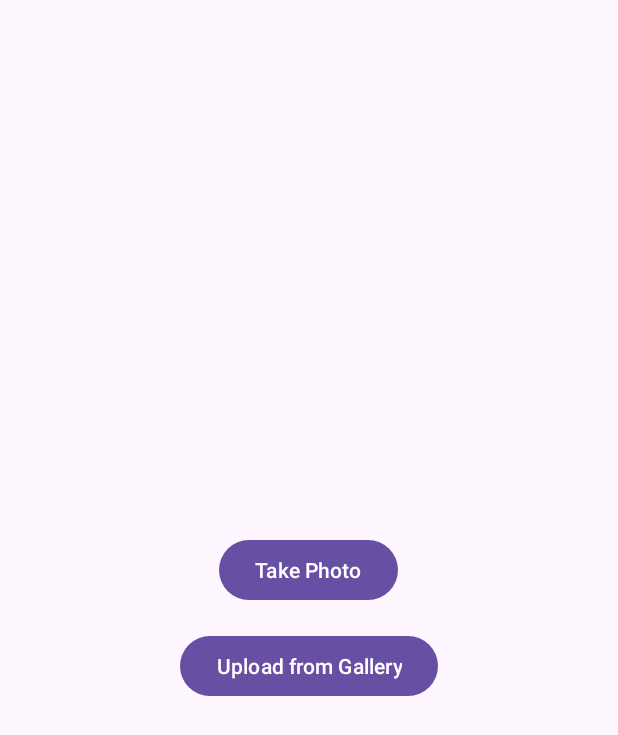
After one commit to SunHorizon/WildlifeTracker, an Android app: the layout fragment_camera_upload_choice.xml on its own in the app's theme, with its tools: preview values and no code run, on a phone screen of 412 x 824 dp. The commit adds this screen. Shown: the top 735 px of the screen. Run offline under Robolectric (Android 15) with nearby library versions, the phone set to English and light mode, and no system bars.

Commit message:
added camera capture

```diff
--- /dev/null
+++ b/app/src/main/res/layout/fragment_camera_upload_choice.xml
@@ -0,0 +1,24 @@
+<LinearLayout xmlns:android="http://schemas.android.com/apk/res/android"
+    android:layout_width="match_parent"
+    android:orientation="vertical"
+    android:gravity="center"
+    android:padding="24dp"
+    android:layout_height="match_parent">
+
+
+    <Button
+        android:id="@+id/btn_take_photo"
+        android:layout_width="wrap_content"
+        android:layout_height="wrap_content"
+        android:text="@string/btn_photo"/>
+
+
+    <View android:layout_height="16dp" android:layout_width="match_parent"/>
+
+    <Button
+        android:id="@+id/btn_upload_photo"
+        android:layout_width="wrap_content"
+        android:layout_height="wrap_content"
+        android:text="@string/btn_upload"/>
+
+</LinearLayout>
--- a/app/src/main/res/values/strings.xml
+++ b/app/src/main/res/values/strings.xml
@@ -1,3 +1,7 @@
 <resources>
     <string name="app_name">WildlifeTracker</string>
+    <string name="action_button">Capture or Upload</string>
+    <string name="btn_photo">Take Photo</string>
+    <string name="btn_upload">Upload from Gallery</string>
+    <string name="camera_capture">Capture Image</string>
 </resources>
```
Also changed, not shown: app/src/main/java/com/example/wildlifetracker/MainActivity.java (+13 -25 lines), app/src/main/java/com/example/wildlifetracker/ui/CameraFragment.java (added, +118 -0 lines), app/src/main/java/com/example/wildlifetracker/ui/CameraUploadChoiceFragment.java (added, +46 -0 lines), app/src/main/java/com/example/wildlifetracker/ui/camera/CameraFragment.java (deleted, +0 -21 lines), app/src/main/res/layout/activity_main.xml (+17 -5 lines), app/src/main/res/layout/fragment_camera.xml (+17 -9 lines), app/src/main/res/menu/bottom_nav_menu.xml (deleted, +0 -7 lines).
